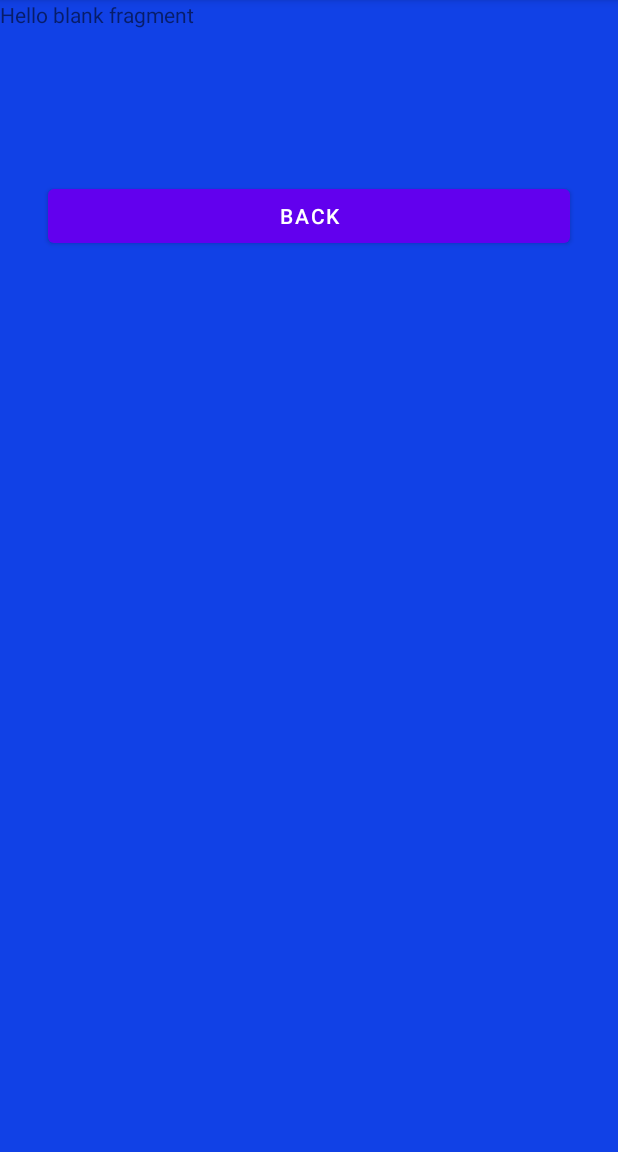
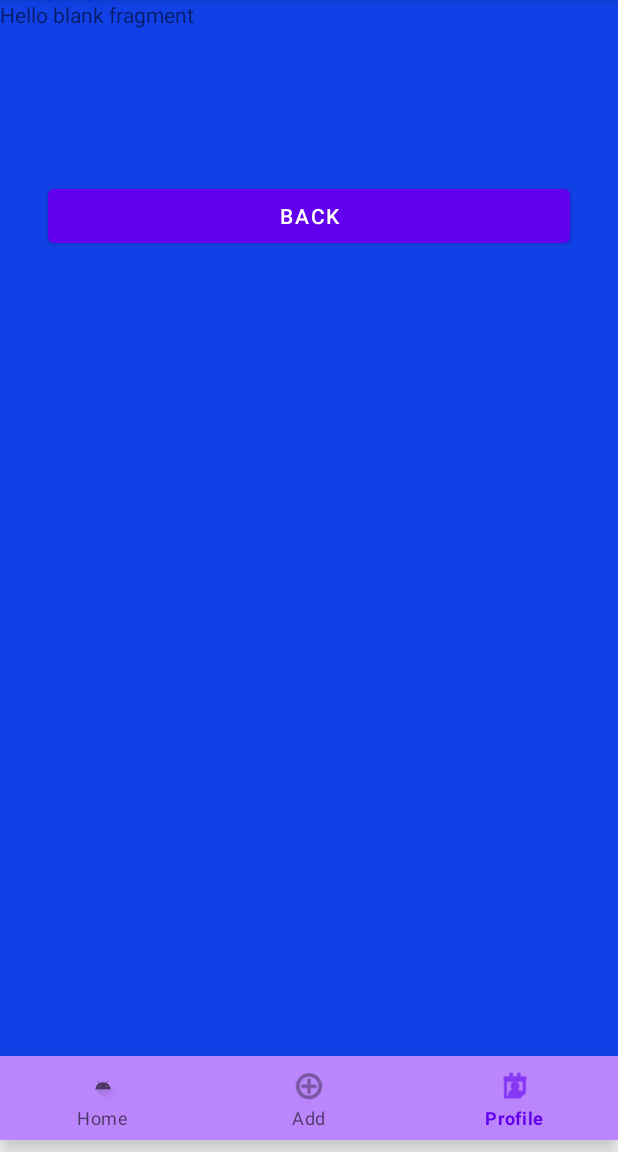
Before and after one commit to adiHahamov/RatEat, an Android app: the StudentInfoFragment screen opened through its navigation route, on a phone screen of 412 x 824 dp, the part 84-1236 px from its top. Run offline under Robolectric (Android 15) with nearby library versions, the phone set to English and light mode, and no system bars; our stand-ins replace navigation-ui.

Commit message:
Add bottom navigation

```diff
--- a/app/src/main/java/com/adiandnoy/RatEat/AppMainActivity.java
+++ b/app/src/main/java/com/adiandnoy/RatEat/AppMainActivity.java
@@ -1,25 +1,50 @@
 package com.adiandnoy.RatEat;
 
 import android.os.Bundle;
+import android.view.MenuItem;
 
+import androidx.annotation.NonNull;
 import androidx.appcompat.app.AppCompatActivity;
 import androidx.fragment.app.FragmentManager;
 import androidx.fragment.app.FragmentTransaction;
+import androidx.navigation.NavController;
+import androidx.navigation.Navigation;
+import androidx.navigation.ui.NavigationUI;
 
 import com.adiandnoy.RatEat.Fragments.TabBarFragment;
+import com.google.android.material.bottomnavigation.BottomNavigationView;
 
 public class AppMainActivity extends AppCompatActivity {
+
+    NavController navController;
 
     @Override
     protected void onCreate(Bundle savedInstanceState) {
         super.onCreate(savedInstanceState);
         setContentView(R.layout.fragment_main);
-//
-//        final TabBarFragment tabBar = new TabBarFragment();
-//        FragmentManager manager = getSupportFragmentManager();
-//        FragmentTransaction tran = manager.beginTransaction();
-//        tran.add(R.id.appmain_frg_container,tabBar);
-//        tran.commit();
+
+        BottomNavigationView bottomNavigation = (BottomNavigationView)findViewById(R.id.button_nav);
+        navController = Navigation.findNavController(this, R.id.nav_fragment);
+
+        NavigationUI.setupWithNavController(bottomNavigation, navController);
 
     }
+
+    @Override
+    public boolean onOptionsItemSelected(@NonNull MenuItem item) {
+//        if(item.getItemId() == R.id.signOutBtn){
+//            FirebaseUser user = FirebaseAuth.getInstance().getCurrentUser();
+//            if(user == null){
+//                Toast.makeText(this, "Not allowed! sign in first", Toast.LENGTH_LONG).show();
+//            }
+//            else{
+//                FirebaseAuth.getInstance().signOut();
+//                Toast.makeText(this, "User signed out", Toast.LENGTH_LONG).show();
+//                navController.navigate(R.id.goBackToSignIn);
+//            }
+//        }
+        return NavigationUI.onNavDestinationSelected(item, navController);
+    }
+
+
 }
--- a/app/src/main/java/com/adiandnoy/RatEat/Fragments/StudentInfoFragment.java
+++ b/app/src/main/java/com/adiandnoy/RatEat/Fragments/StudentInfoFragment.java
@@ -19,14 +19,7 @@ public class StudentInfoFragment extends Fragment {
                              Bundle savedInstanceState) {
         // Inflate the layout for this fragment
         View view = inflater.inflate(R.layout.fragment_student_info, container, false);
-        Button backBtn = view.findViewById(R.id.studentinfofrag_back_btn);
-        backBtn.setOnClickListener(new View.OnClickListener() {
-            @Override
-            public void onClick(View view) {
-                FragmentManager manager = getFragmentManager();
-                manager.popBackStack();
-            }
-        });
+
         return view;
     }
 }
--- a/app/src/main/java/com/adiandnoy/RatEat/Fragments/StudentListFragment.java
+++ b/app/src/main/java/com/adiandnoy/RatEat/Fragments/StudentListFragment.java
@@ -44,7 +44,7 @@ public class StudentListFragment extends Fragment {
         adapter.setOnClickListener(new StudentsAdapter.OnItemClickListener() {
             @Override
             public void onItemClick(int position) {
-                Log.d("TAG","row was clicked " + position);
+//                Log.d("TAG","row was clicked " + position);
 
             }
         });
--- a/app/src/main/res/layout/fragment_main.xml
+++ b/app/src/main/res/layout/fragment_main.xml
@@ -7,10 +7,24 @@
     tools:context=".Fragments.mainFragment">
 
     <fragment
-        android:id="@+id/fragment"
+        android:id="@+id/nav_fragment"
         android:name="androidx.navigation.fragment.NavHostFragment"
         android:layout_width="match_parent"
         android:layout_height="match_parent"
+        android:layout_marginBottom="64dp"
         app:defaultNavHost="true"
+        app:layout_constraintBottom_toBottomOf="parent"
         app:navGraph="@navigation/nav_graph" />
+
+    <com.google.android.material.bottomnavigation.BottomNavigationView
+        android:id="@+id/button_nav"
+        android:layout_width="match_parent"
+        android:layout_height="0dp"
+        android:layout_marginBottom="8dp"
+        android:background="@color/purple_200"
+        app:layout_constraintBottom_toBottomOf="parent"
+        app:layout_constraintEnd_toEndOf="parent"
+        app:layout_constraintStart_toStartOf="parent"
+        app:layout_constraintTop_toBottomOf="@+id/nav_fragment"
+        app:menu="@menu/main" />
 </androidx.constraintlayout.widget.ConstraintLayout>
--- /dev/null
+++ b/app/src/main/res/menu/main.xml
@@ -0,0 +1,16 @@
+<?xml version="1.0" encoding="utf-8"?>
+<menu xmlns:android="http://schemas.android.com/apk/res/android">
+
+    <item
+        android:id="@+id/studentListFragment"
+        android:icon="@drawable/ic_launcher_foreground"
+        android:title="Home" />
+    <item
+        android:id="@+id/addStudentFragment"
+        android:icon="@android:drawable/ic_menu_add"
+        android:title="Add" />
+    <item
+        android:id="@+id/studentInfoFragment"
+        android:icon="@android:drawable/ic_menu_my_calendar"
+        android:title="Profile" />
+</menu>
--- a/app/src/main/res/navigation/nav_graph.xml
+++ b/app/src/main/res/navigation/nav_graph.xml
@@ -22,16 +22,16 @@
     <fragment
         android:id="@+id/studentListFragment"
         android:name="com.adiandnoy.RatEat.Fragments.StudentListFragment"
-        android:label="fragment_student_list"
+        android:label="dishes list"
         tools:layout="@layout/fragment_student_list" />
     <fragment
         android:id="@+id/studentInfoFragment"
         android:name="com.adiandnoy.RatEat.Fragments.StudentInfoFragment"
-        android:label="fragment_student_info"
+        android:label="dish info"
         tools:layout="@layout/fragment_student_info" />
     <fragment
         android:id="@+id/addStudentFragment"
         android:name="com.adiandnoy.RatEat.Fragments.AddStudentFragment"
-        android:label="fragment_add_student"
+        android:label="add dish"
         tools:layout="@layout/fragment_add_student" />
 </navigation>
```
Also changed, not shown: app/src/main/java/com/adiandnoy/RatEat/mainFragment2.java (deleted, +0 -64 lines), app/src/main/res/layout/activity_app_main.xml (deleted, +0 -13 lines), app/src/main/res/layout/activity_student_info.xml (deleted, +0 -20 lines), app/src/main/res/layout/activity_student_list.xml (deleted, +0 -18 lines), app/src/main/res/layout/fragment_main2.xml (deleted, +0 -14 lines).
